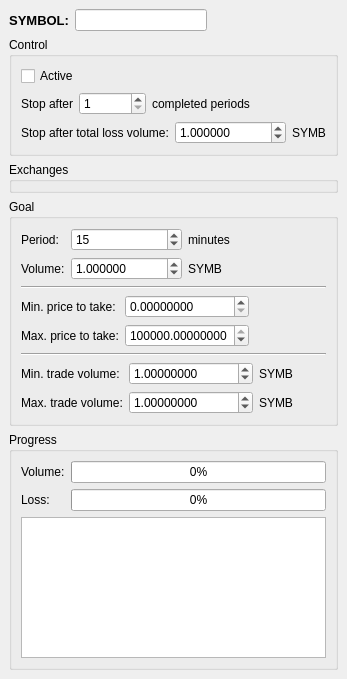
Old version of the form sources/Strategies/MarketMaker/TakerStrategyWindow.ui in the repository alimogh/trdk.
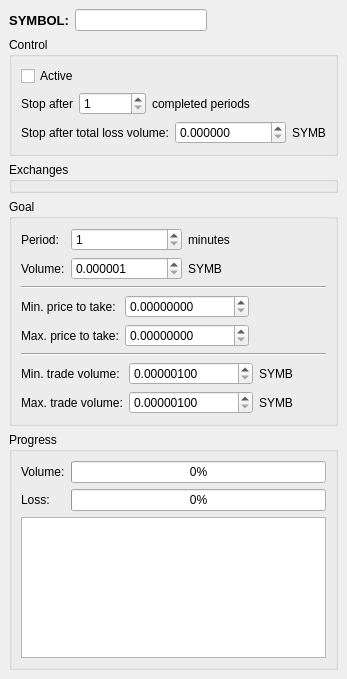
New version of the form.

Commit message: [taker mm] Implement market making strategy that will be "taker" to make volume and volatility in a market. https://trello.com/c/hHtNiATy

Diff of the .ui file:
```diff
--- a/sources/Strategies/MarketMaker/TakerStrategyWindow.ui
+++ b/sources/Strategies/MarketMaker/TakerStrategyWindow.ui
@@ -137,9 +137,6 @@
            <property name="maximum">
             <double>1000000000.000000000000000</double>
            </property>
-           <property name="value">
-            <double>1.000000000000000</double>
-           </property>
           </widget>
          </item>
          <item>
@@ -209,9 +206,6 @@
              <property name="maximum">
               <double>1000000000.000000000000000</double>
              </property>
-             <property name="value">
-              <double>1.000000000000000</double>
-             </property>
             </widget>
            </item>
            <item row="1" column="3">
@@ -239,9 +233,6 @@
              <property name="singleStep">
               <number>5</number>
              </property>
-             <property name="value">
-              <number>15</number>
-             </property>
             </widget>
            </item>
           </layout>
@@ -304,9 +295,6 @@
              <property name="maximum">
               <double>100000.000000000000000</double>
              </property>
-             <property name="value">
-              <double>100000.000000000000000</double>
-             </property>
             </widget>
            </item>
           </layout>
@@ -355,9 +343,6 @@
              <property name="maximum">
               <double>100000.000000000000000</double>
              </property>
-             <property name="value">
-              <double>1.000000000000000</double>
-             </property>
             </widget>
            </item>
            <item row="0" column="2">
@@ -385,9 +370,6 @@
              <property name="maximum">
               <double>100000.000000000000000</double>
              </property>
-             <property name="value">
-              <double>1.000000000000000</double>
-             </property>
             </widget>
            </item>
            <item row="1" column="2">
```
Left out of the diff: 3 changed lines with no effect on the pictures. The commit also changes 2 other files.
